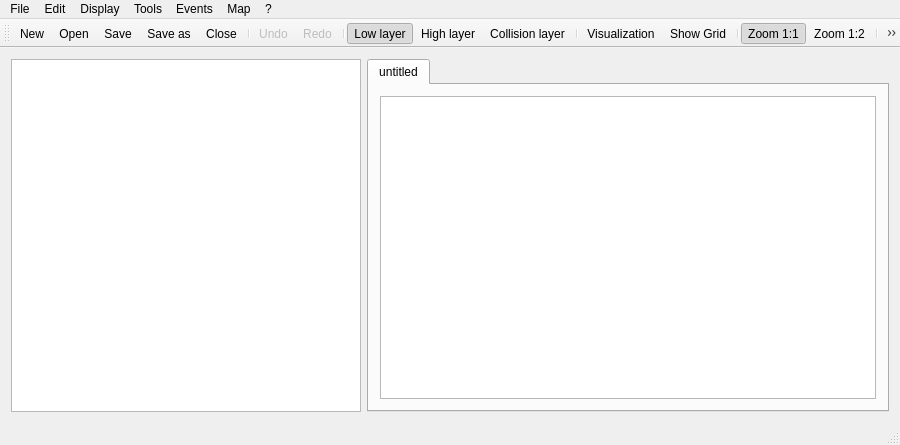
BenjBoug/Map-Editor, file MapEditor/MainWindow.ui: the form before one commit.
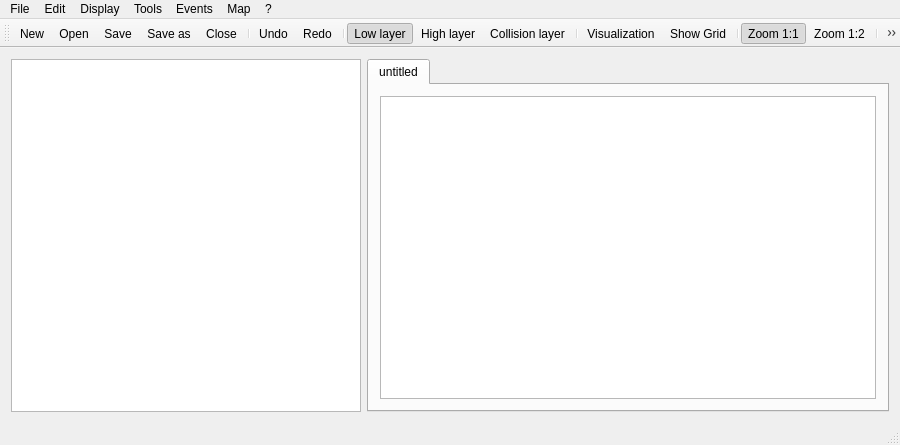
The form after the commit. Icons and pictures are not drawn.

Patch:
```diff
--- a/MapEditor/MainWindow.ui
+++ b/MapEditor/MainWindow.ui
@@ -240,7 +240,7 @@
   </action>
   <action name="actionUndo">
    <property name="enabled">
-    <bool>false</bool>
+    <bool>true</bool>
    </property>
    <property name="icon">
     <iconset>
@@ -255,7 +255,7 @@
   </action>
   <action name="actionRedo">
    <property name="enabled">
-    <bool>false</bool>
+    <bool>true</bool>
    </property>
    <property name="icon">
     <iconset>
```
